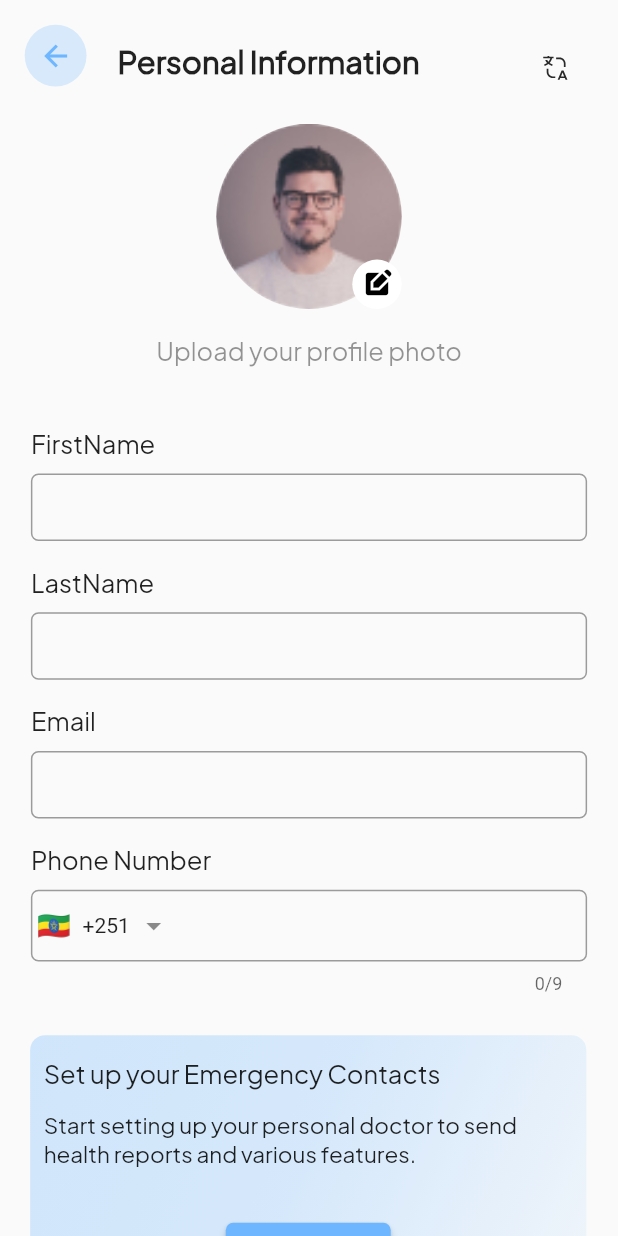
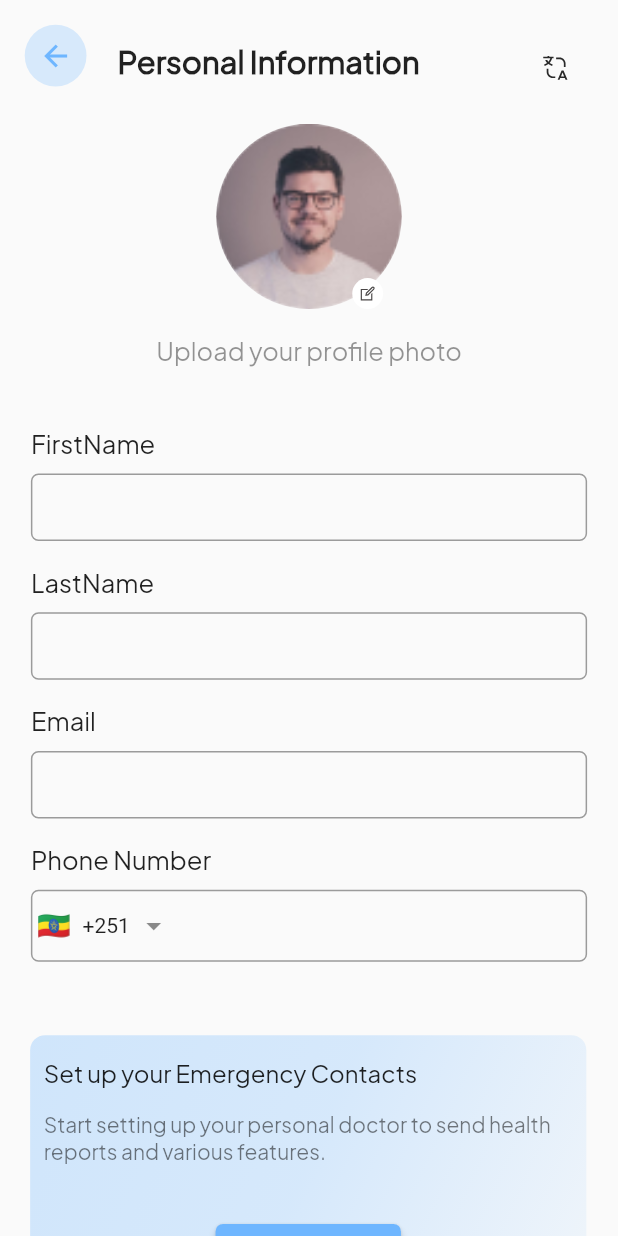
Before and after one commit to Medical-Ai-Computing/Health_Pilot_Flutter_project, a Flutter app: the PersonalInformationScreen screen opened directly, on a phone screen of 412 x 824 dp. Run offline on Flutter 3.47's test engine with Material 2 defaults, Android fonts, the phone set to English and light mode, and no system bars; drawn by our look-alikes of intl_phone_field; our stand-ins replace flutter_svg, line_icons.

Commit message:
Update personal_information_screen.dart

```diff
--- a/healthpilot/lib/screens/on_boarding_screens/personal_information_screen.dart
+++ b/healthpilot/lib/screens/on_boarding_screens/personal_information_screen.dart
@@ -22,6 +22,9 @@ import 'package:flutter_svg/flutter_svg.dart';
 
 import 'package:healthpilot/screens/on_boarding_screens/subscription_and_payment_screen.dart';
 import 'package:intl_phone_field/intl_phone_field.dart';
+import 'package:line_icons/line_icons.dart';
+import '../setup_personal_doctor/personal_information.dart' as doctor;
+import '../setup_emergency_contact/personal_information.dart' as emergency;
 
 class PersonalInformationScreen extends StatefulWidget {
   const PersonalInformationScreen({Key? key}) : super(key: key);
@@ -141,7 +144,9 @@ class _PersonalInformationScreenState extends State<PersonalInformationScreen> {
                                 BorderRadius.circular(screenWidth * 0.05),
                           ),
                           child: IconButton(
-                            onPressed: () {},
+                            onPressed: () {
+                              Navigator.of(context).pop();
+                            },
                             icon: const Icon(Icons.arrow_back),
                             color: const Color.fromRGBO(110, 182, 255, 1),
                             iconSize: screenWidth * 0.055,
@@ -200,21 +205,20 @@ class _PersonalInformationScreenState extends State<PersonalInformationScreen> {
                         ),
                       ),
                       Positioned(
-                        bottom: 0,
-                        right: 0,
+                        bottom: screenWidth * 0.000,
+                        right: screenWidth * 0.03,
                         child: Container(
-                          width: screenWidth * 0.08,
-                          height: screenWidth * 0.08,
+                            width: screenWidth * 0.05,
+                            height: screenWidth * 0.05,
                             decoration: BoxDecoration(
                                 borderRadius:
-                                  BorderRadius.circular(screenWidth * 0.04),
+                                    BorderRadius.circular(screenWidth * 0.025),
                                 color: Colors.white),
-                          child: const Icon(
-                            Icons.edit_square,
-                            color: Colors.black,
-                            size: 20,
-                          ),
-                        ),
+                            child: Icon(
+                              LineIcons.edit,
+                              size: screenWidth * 0.03,
+                              color: const Color.fromARGB(255, 73, 70, 70),
+                            )),
                       ),
                     ],
                   ),
@@ -273,7 +277,11 @@ class _PersonalInformationScreenState extends State<PersonalInformationScreen> {
                         "Start setting up your personal doctor to send health reports and various features.",
                     icon: null,
                     buttontxt: "Start setup",
-                    subscription: showAlertDialogue,
+                    subscription: () {
+                      Navigator.of(context).push(MaterialPageRoute(
+                          builder: (context) =>
+                              const emergency.PersonalInformation()));
+                    },
                   ),
                   SubscriptionCard(
                     screenWidth: screenWidth,
@@ -288,12 +296,16 @@ class _PersonalInformationScreenState extends State<PersonalInformationScreen> {
                         ? "Start setup"
                         : "Subscribe",
                     subscription: () {
-                      setState(() {
+                      _isPersonalDoctorSubscribed == true
+                          ? Navigator.of(context).push(MaterialPageRoute(
+                              builder: (context) =>
+                                  const doctor.PersonalInformation()))
+                          : setState(() {
                               _isPersonalDoctorSubscribed =
                                   !_isPersonalDoctorSubscribed;
                               Navigator.of(context).push(MaterialPageRoute(
-                          builder: (context) => const PaymentMethodScreen(),
-                        ));
+                                  builder: (context) =>
+                                      const PaymentMethodScreen()));
                             });
                     },
                   ),
@@ -484,7 +496,7 @@ class PhoneInputFields extends StatelessWidget {
             height: 67, // Set a fixed height for the SizedBox
             child: IntlPhoneField(
               dropdownIconPosition: IconPosition.trailing,
-              disableLengthCheck: false,
+              disableLengthCheck: true,
               initialCountryCode: 'ET',
               decoration: InputDecoration(
                 border: OutlineInputBorder(
@@ -565,7 +577,7 @@ class _SubscriptionCardState extends State<SubscriptionCard> {
           ),
         ),
         child: Column(
-          crossAxisAlignment: CrossAxisAlignment.start,
+          crossAxisAlignment: CrossAxisAlignment.center,
           children: [
             Padding(
               padding: const EdgeInsets.only(top: 13, left: 9),
@@ -577,7 +589,7 @@ class _SubscriptionCardState extends State<SubscriptionCard> {
                     textAlign: TextAlign.left,
                     style: const TextStyle(
                       fontFamily: "PlusJakartaSans",
-                      fontSize: 17,
+                      fontSize: 16,
                       fontWeight: FontWeight.w500,
                     ),
                   ),
@@ -598,41 +610,31 @@ class _SubscriptionCardState extends State<SubscriptionCard> {
                 widget.description,
                 style: const TextStyle(
                   fontFamily: "PlusJakartaSans",
-                  fontSize: 15,
+                  color: Color.fromARGB(132, 0, 0, 0),
+                  fontSize: 14,
                   fontWeight: FontWeight.w400,
                 ),
               ),
             ),
             const Spacer(),
-            Align(
-              alignment: Alignment.bottomCenter,
-              child: Padding(
-                padding: const EdgeInsets.only(bottom: 14.0),
-                child: SizedBox(
-                  width: 110,
-                  height: 28,
+            Container(
+              width: widget.screenWidth * 0.3,
+              height: widget.screenWidth * 0.08,
+              margin: EdgeInsets.only(bottom: widget.screenWidth * 0.02),
               child: ElevatedButton(
                 onPressed: widget.subscription,
-                    style: ButtonStyle(
-                      backgroundColor: MaterialStateProperty.all(
-                          const Color.fromRGBO(110, 182, 255, 1)),
-                      shape: MaterialStateProperty.all<RoundedRectangleBorder>(
-                        RoundedRectangleBorder(
-                          borderRadius: BorderRadius.circular(5),
-                        ),
-                      ),
-                    ),
-                    child: Align(
-                      alignment: Alignment.center,
+                style: ElevatedButton.styleFrom(
+                    backgroundColor: const Color.fromRGBO(110, 182, 255, 1),
+                    foregroundColor: Colors.white,
+                    padding: const EdgeInsets.symmetric(horizontal: 25),
+                    shape: RoundedRectangleBorder(
+                        borderRadius: BorderRadius.circular(5))),
                 child: Text(
                   widget.buttontxt,
                   style: const TextStyle(
                     fontFamily: "PlusJakartaSans",
                     fontSize: 12,
                     fontWeight: FontWeight.w500,
-                        ),
-                      ),
-                    ),
                   ),
                 ),
               ),
```
Lines whose indentation alone changed are shown as unchanged.
